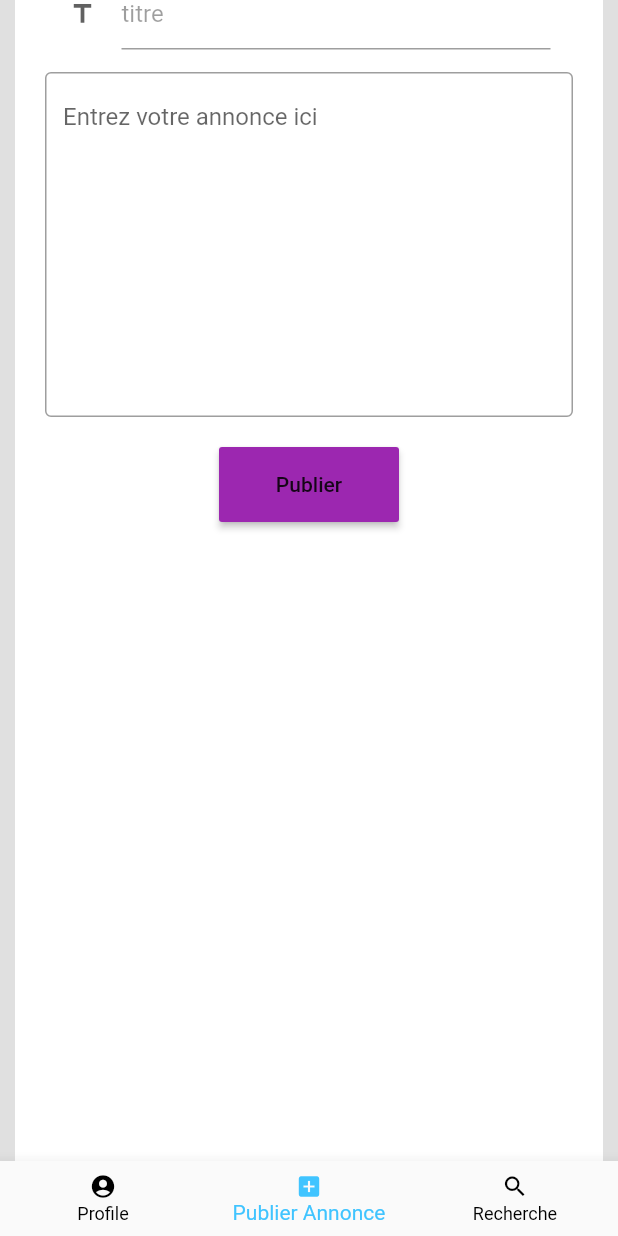
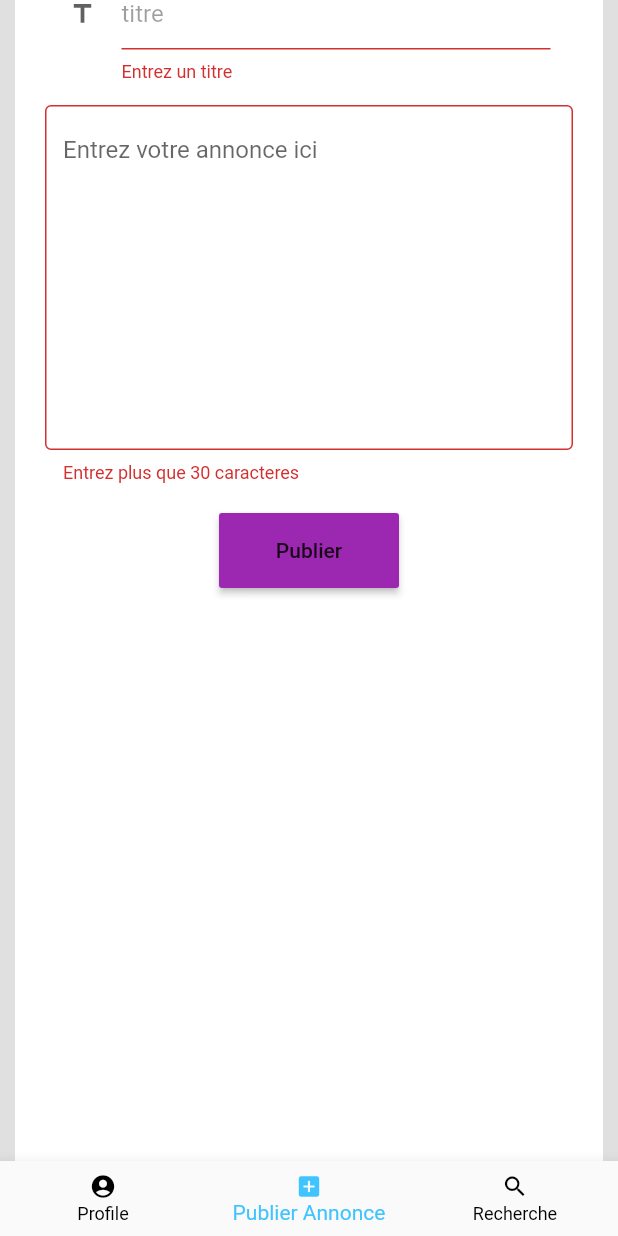
Before and after one commit to ahmedElatrouz/social_app, a Flutter app: the Home screen opened by its route, item 2 of the bottom bar chosen, scrolled down 50 dp, after a tap on "Publier", on a phone screen of 412 x 824 dp. Run offline on Flutter 3.47's test engine with Material 2 defaults, Android fonts, the phone set to English and light mode, and no system bars; our stand-ins replace cached_network_image, cloud_firestore, firebase_auth, firebase_storage, flutter_spinkit, flutter_svg and 2 more; accounts and stored records are empty.

Commit message:
adding annonce and showing them in profil

```diff
--- a/lib/model/Annonce.dart
+++ b/lib/model/Annonce.dart
@@ -1,6 +1,8 @@
 //import 'package:social_app/model/Professionnel.dart';
 
 import 'dart:convert';
+
+import 'package:cloud_firestore/cloud_firestore.dart';
 
 class Annonce {
   String id;
@@ -13,7 +15,7 @@ class Annonce {
   Map<String, dynamic> toMap() {
     return {
       'uid': id,
-      'date': date,
+    //  'date': date,
       'description': description,
       'proRef': proRef,
     };
--- a/lib/repository/annonceRepositoryImpl.dart
+++ b/lib/repository/annonceRepositoryImpl.dart
@@ -61,11 +61,7 @@ class AnnonceRepositoryImpl implements AnnonceRepository{
     //if (await ProfessionelService().exists(id) == false) return null;
    List<Annonce> annonces = [];
     try {
-      var snapshot = await annRef
-          .where("profRef", isEqualTo: id)
-          //.orderBy("date", descending: true)
-          .getDocuments();
-      //postCount = snapshot.documents.length;
+      var snapshot = await annRef.where("proRef", isEqualTo: id).getDocuments();
       annonces = snapshot.documents.map((doc) => Annonce.fromMap(doc.data)).toList();
     } catch (e) {
       print(e);
--- a/lib/view/accueil/ajouter_annonce_page.dart
+++ b/lib/view/accueil/ajouter_annonce_page.dart
@@ -1,5 +1,8 @@
 import 'package:flutter/material.dart';
+import 'package:social_app/model/Annonce.dart';
 import 'package:social_app/model/Professionnel.dart';
+import 'package:social_app/services/annonceService.dart';
+import 'package:social_app/services/professionelService.dart';
 
 class AjouterAnnoncePage extends StatefulWidget {
   final Professionnel pro;
@@ -10,6 +13,24 @@ class AjouterAnnoncePage extends StatefulWidget {
 }
 
 class _AjouterAnnoncePageState extends State<AjouterAnnoncePage> {
+
+  String titre='';
+  String contenu='';
+  AnnonceService annonceService=AnnonceService();
+  TextEditingController controller;
+
+ GlobalKey<FormState> _formKey = new GlobalKey<FormState>();
+
+  @override
+  void initState() {
+    super.initState();
+    controller=TextEditingController();
+  }
+  @override
+  void dispose() {
+    controller.dispose();
+    super.dispose();
+  }
   @override
   Widget build(BuildContext context) {
     return Scaffold(
@@ -20,6 +41,8 @@ class _AjouterAnnoncePageState extends State<AjouterAnnoncePage> {
           color: Colors.white,
           margin: EdgeInsets.symmetric(horizontal: 10),
           padding: EdgeInsets.all(20),
+          child: Form(
+            key: _formKey,
                       child: Column(
               mainAxisAlignment: MainAxisAlignment.start,
               children: <Widget>[
@@ -27,7 +50,15 @@ class _AjouterAnnoncePageState extends State<AjouterAnnoncePage> {
                 Container(
 
                   margin: EdgeInsets.all(15),
-                child: TextField(
+                  child: TextFormField(
+                    validator:(String value){
+                           if (value.length == 0) {
+                            return "Entrez un titre";
+                            }return null;
+                         },
+                         onSaved: (String value){
+                           titre=value;
+                            },
                     cursorColor: Colors.purple,
                     decoration: InputDecoration(
                         focusedBorder: UnderlineInputBorder(
@@ -46,8 +77,17 @@ class _AjouterAnnoncePageState extends State<AjouterAnnoncePage> {
                   ),
                 ),
                 Container(
-                child: TextField(
+                  child: TextFormField(
+                    controller:controller ,
                      cursorColor: Colors.purple,
+                     validator:(String value){
+                           if (value.length<30) {
+                            return "Entrez plus que 30 caracteres ";
+                            }return null;
+                         },
+                         onSaved: (String value){
+                           contenu=value;
+                            },
                   decoration: InputDecoration(
 
                     focusedBorder: OutlineInputBorder(
@@ -70,13 +110,31 @@ class _AjouterAnnoncePageState extends State<AjouterAnnoncePage> {
 
                     child: Text('Publier'),
                     color: Colors.purple,
-                  onPressed: ()=>print("pressed"),
+                    onPressed: ()async{
+                      if (_formKey.currentState.validate()) {
+                            if(_formKey.currentState.validate()){
+                               _formKey.currentState.save();
+                             await  addAnnonce();
+                            }
+
+                            }
+                    },
                     ),
                 )
               ],
             ),
           ),
         ),
+      ),
     );
   }
+
+
+  addAnnonce()async{
+   Professionnel pro= await ProfessionelService().getCurrentUser();
+    Annonce annonce=Annonce(proRef: pro.proID,description: contenu,date: DateTime.now());
+    int a=0;
+    a=await annonceService.createAnnonce(annonce);
+    if(a!=0) print('annonce added hahahahhha');
   }
+}
--- a/lib/view/profil/pro_profile_page.dart
+++ b/lib/view/profil/pro_profile_page.dart
@@ -28,6 +28,7 @@ class ProProfilPage extends StatefulWidget {
 class _ProProfilPageState extends State<ProProfilPage> {
   Professionnel pro = Professionnel();
   bool isWaiting = false;
+  bool isWaitingForAnnonces = false;
   ProfessionelService professionelService = ProfessionelService();
   Talent talent = Talent();
   TalentService talentService = TalentService();
@@ -43,7 +44,13 @@ class _ProProfilPageState extends State<ProProfilPage> {
   initState() {
     super.initState();
     isWaiting = true;
+    isWaitingForAnnonces = true;
     getProfileContent();
+  }
+  @override
+  dispose(){
+    isWaiting=false;
+    super.dispose();
   }
 
   getProfileContent() async {
@@ -52,22 +59,25 @@ class _ProProfilPageState extends State<ProProfilPage> {
     prenom = pro.prenom;
     email = pro.email;
     nationalite = pro.nationalite;
-
+    setState(() {
+        isWaiting = false;
+      });
     getProfilAnnonces();
 
   }
 
    getProfilAnnonces() async {
+    //await annonceService.createAnnonce(Annonce(description: 'my first created annonce',proRef: pro.proID));
+      List<Annonce> tempList=await annonceService.searchByUser('b38KREe5UGcuXuYQ1V2wZ42Sa0r1');
+      if(tempList.isNotEmpty)
+    for(Annonce an in tempList){
+      print('description:'+an.description);
+      annoncesWidgets.add(AnnonceWidget(annonce:an,annonceur: pro,));
+    }
+     setState(() {
+       isWaitingForAnnonces=false;
+     });
 
-      List<Annonce> tempList=await annonceService.searchByUser(pro.proID);
-    for(Annonce an in tempList){
-     // print('description:'+an.description);
-      annoncesWidgets.add(AnnonceWidget(annonce:an));
-    }
-
-      setState(() {
-        isWaiting = false;
-      });
   }
 
   ScrollController controller;
@@ -175,8 +185,10 @@ class _ProProfilPageState extends State<ProProfilPage> {
               ),
             ),*/
             SizedBox(height: 10.0),
-            Column(
-              children: annoncesWidgets
+            isWaitingForAnnonces?circularProgress():Container(
+              child: Column(
+                children: annoncesWidgets
+              ),
             )
           ],
         )
```
Also changed, not shown: lib/view/profil/annonce_widget.dart (+7 -5 lines). Lines whose indentation alone changed are shown as unchanged.
